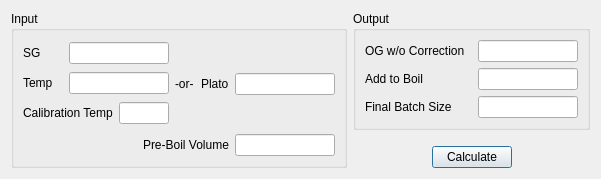
Before: the Qt Designer form ui/ogAdjuster.ui in Brewtarget/brewtarget, drawn with Qt 5.
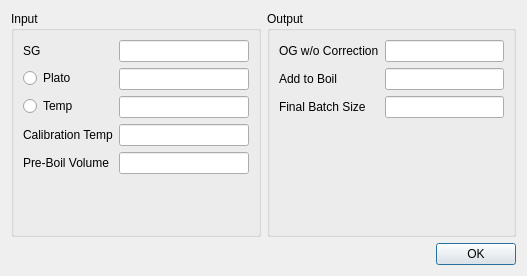
After: the same form once the commit is applied. Custom widgets are drawn as their Qt base class.

Diff of the .ui file:
```diff
--- a/ui/ogAdjuster.ui
+++ b/ui/ogAdjuster.ui
@@ -6,14 +6,16 @@
    <rect>
     <x>0</x>
     <y>0</y>
-    <width>601</width>
-    <height>179</height>
+    <width>527</width>
+    <height>276</height>
    </rect>
   </property>
   <property name="windowTitle">
    <string>Adjust Volume to Hit OG</string>
   </property>
-  <layout class="QHBoxLayout" name="horizontalLayout_11">
+  <layout class="QVBoxLayout" name="verticalLayout">
+   <item>
+    <layout class="QHBoxLayout" name="horizontalLayout">
    <item>
     <widget class="QGroupBox" name="groupBox">
      <property name="title">
@@ -22,14 +24,8 @@
      <property name="configSection" stdset="0">
       <string notr="true">ogAdjuster</string>
      </property>
-     <layout class="QVBoxLayout" name="verticalLayout_6">
-      <item>
-       <layout class="QHBoxLayout" name="horizontalLayout_9">
-        <item>
-         <layout class="QVBoxLayout" name="verticalLayout">
-          <item>
-           <layout class="QHBoxLayout" name="horizontalLayout_2">
-            <item>
+       <layout class="QFormLayout" name="formLayout">
+        <item row="0" column="0">
              <widget class="QLabel" name="label_sg">
               <property name="sizePolicy">
                <sizepolicy hsizetype="Expanding" vsizetype="Preferred">
@@ -45,10 +41,10 @@
               </property>
              </widget>
             </item>
-            <item>
+        <item row="0" column="1">
              <widget class="BtDensityEdit" name="lineEdit_sg">
               <property name="sizePolicy">
-               <sizepolicy hsizetype="Fixed" vsizetype="Fixed">
+           <sizepolicy hsizetype="Expanding" vsizetype="Fixed">
                 <horstretch>0</horstretch>
                 <verstretch>0</verstretch>
                </sizepolicy>
@@ -61,7 +57,7 @@
               </property>
               <property name="maximumSize">
                <size>
-                <width>100</width>
+            <width>16777215</width>
                 <height>16777215</height>
                </size>
               </property>
@@ -70,33 +66,55 @@
               </property>
              </widget>
             </item>
-           </layout>
-          </item>
-          <item>
-           <layout class="QHBoxLayout" name="horizontalLayout">
-            <item>
-             <widget class="BtTemperatureLabel" name="label_temp">
+        <item row="1" column="0">
+         <widget class="QRadioButton" name="radioButton_plato">
+          <property name="text">
+           <string>Plato</string>
+          </property>
+         </widget>
+        </item>
+        <item row="1" column="1">
+         <widget class="BtDensityEdit" name="lineEdit_plato">
               <property name="sizePolicy">
-               <sizepolicy hsizetype="Expanding" vsizetype="Preferred">
+           <sizepolicy hsizetype="Expanding" vsizetype="Fixed">
                 <horstretch>0</horstretch>
                 <verstretch>0</verstretch>
                </sizepolicy>
               </property>
-              <property name="contextMenuPolicy">
-               <enum>Qt::CustomContextMenu</enum>
-              </property>
+          <property name="minimumSize">
+           <size>
+            <width>100</width>
+            <height>0</height>
+           </size>
+          </property>
+          <property name="maximumSize">
+           <size>
+            <width>16777215</width>
+            <height>16777215</height>
+           </size>
+          </property>
+          <property name="toolTip">
+           <string>Plato (percent by mass of equivalent sucrose)</string>
+          </property>
+          <property name="editField" stdset="0">
+           <string notr="true">plato</string>
+          </property>
+          <property name="forcedUnit" stdset="0">
+           <string notr="true">displayPlato</string>
+          </property>
+         </widget>
+        </item>
+        <item row="2" column="0">
+         <widget class="QRadioButton" name="radioButton_temp">
               <property name="text">
                <string>Temp</string>
               </property>
-              <property name="buddy">
-               <cstring>lineEdit_temp</cstring>
-              </property>
-             </widget>
-            </item>
-            <item>
+         </widget>
+        </item>
+        <item row="2" column="1">
              <widget class="BtTemperatureEdit" name="lineEdit_temp">
               <property name="sizePolicy">
-               <sizepolicy hsizetype="Fixed" vsizetype="Fixed">
+           <sizepolicy hsizetype="Expanding" vsizetype="Fixed">
                 <horstretch>0</horstretch>
                 <verstretch>0</verstretch>
                </sizepolicy>
@@ -109,7 +127,7 @@
               </property>
               <property name="maximumSize">
                <size>
-                <width>100</width>
+            <width>16777215</width>
                 <height>16777215</height>
                </size>
               </property>
@@ -121,11 +139,7 @@
               </property>
              </widget>
             </item>
-           </layout>
-          </item>
-          <item>
-           <layout class="QHBoxLayout" name="horizontalLayout_3">
-            <item>
+        <item row="3" column="0">
              <widget class="BtTemperatureLabel" name="label_calTemp">
               <property name="contextMenuPolicy">
                <enum>Qt::CustomContextMenu</enum>
@@ -138,17 +152,17 @@
               </property>
              </widget>
             </item>
-            <item>
+        <item row="3" column="1">
              <widget class="BtTemperatureEdit" name="lineEdit_calTemp">
               <property name="sizePolicy">
-               <sizepolicy hsizetype="Fixed" vsizetype="Fixed">
+           <sizepolicy hsizetype="Expanding" vsizetype="Fixed">
                 <horstretch>0</horstretch>
                 <verstretch>0</verstretch>
                </sizepolicy>
               </property>
               <property name="maximumSize">
                <size>
-                <width>50</width>
+            <width>16777215</width>
                 <height>16777215</height>
                </size>
               </property>
@@ -160,143 +174,7 @@
               </property>
              </widget>
             </item>
-           </layout>
-          </item>
-         </layout>
-        </item>
-        <item>
-         <layout class="QVBoxLayout" name="verticalLayout_4">
-          <item>
-           <spacer name="verticalSpacer">
-            <property name="orientation">
-             <enum>Qt::Vertical</enum>
-            </property>
-            <property name="sizeHint" stdset="0">
-             <size>
-              <width>20</width>
-              <height>40</height>
-             </size>
-            </property>
-           </spacer>
-          </item>
-          <item>
-           <widget class="QLabel" name="label_3">
-            <property name="text">
-             <string>-or-</string>
-            </property>
-           </widget>
-          </item>
-          <item>
-           <spacer name="verticalSpacer_3">
-            <property name="orientation">
-             <enum>Qt::Vertical</enum>
-            </property>
-            <property name="sizeHint" stdset="0">
-             <size>
-              <width>20</width>
-              <height>40</height>
-             </size>
-            </property>
-           </spacer>
-          </item>
-         </layout>
-        </item>
-        <item>
-         <layout class="QVBoxLayout" name="verticalLayout_5">
-          <item>
-           <spacer name="verticalSpacer_4">
-            <property name="orientation">
-             <enum>Qt::Vertical</enum>
-            </property>
-            <property name="sizeHint" stdset="0">
-             <size>
-              <width>20</width>
-              <height>40</height>
-             </size>
-            </property>
-           </spacer>
-          </item>
-          <item>
-           <layout class="QHBoxLayout" name="horizontalLayout_4">
-            <item>
-             <widget class="QLabel" name="label_plato">
-              <property name="sizePolicy">
-               <sizepolicy hsizetype="Preferred" vsizetype="Preferred">
-                <horstretch>0</horstretch>
-                <verstretch>0</verstretch>
-               </sizepolicy>
-              </property>
-              <property name="text">
-               <string>Plato</string>
-              </property>
-             </widget>
-            </item>
-            <item>
-             <widget class="BtDensityEdit" name="lineEdit_plato">
-              <property name="sizePolicy">
-               <sizepolicy hsizetype="Fixed" vsizetype="Fixed">
-                <horstretch>0</horstretch>
-                <verstretch>0</verstretch>
-               </sizepolicy>
-              </property>
-              <property name="minimumSize">
-               <size>
-                <width>100</width>
-                <height>0</height>
-               </size>
-              </property>
-              <property name="maximumSize">
-               <size>
-                <width>100</width>
-                <height>16777215</height>
-               </size>
-              </property>
-              <property name="toolTip">
-               <string>Plato (percent by mass of equivalent sucrose)</string>
-              </property>
-              <property name="editField" stdset="0">
-               <string notr="true">plato</string>
-              </property>
-              <property name="forcedUnit" stdset="0">
-               <string notr="true">displayPlato</string>
-              </property>
-             </widget>
-            </item>
-           </layout>
-          </item>
-          <item>
-           <spacer name="verticalSpacer_5">
-            <property name="orientation">
-             <enum>Qt::Vertical</enum>
-            </property>
-            <property name="sizeHint" stdset="0">
-             <size>
-              <width>20</width>
-              <height>40</height>
-             </size>
-            </property>
-           </spacer>
-          </item>
-         </layout>
-        </item>
-       </layout>
-      </item>
-      <item>
-       <layout class="QHBoxLayout" name="horizontalLayout_5">
-        <item>
-         <spacer name="horizontalSpacer">
-          <property name="orientation">
-           <enum>Qt::Horizontal</enum>
-          </property>
-          <property name="sizeHint" stdset="0">
-           <size>
-            <width>40</width>
-            <height>20</height>
-           </size>
-          </property>
-         </spacer>
-        </item>
-        <item>
+        <item row="4" column="0">
          <widget class="BtVolumeLabel" name="label_volume">
           <property name="contextMenuPolicy">
            <enum>Qt::CustomContextMenu</enum>
@@ -309,10 +187,10 @@
           </property>
          </widget>
         </item>
-        <item>
+        <item row="4" column="1">
          <widget class="BtVolumeEdit" name="lineEdit_volume">
           <property name="sizePolicy">
-           <sizepolicy hsizetype="Fixed" vsizetype="Fixed">
+           <sizepolicy hsizetype="Expanding" vsizetype="Fixed">
             <horstretch>0</horstretch>
             <verstretch>0</verstretch>
            </sizepolicy>
@@ -325,7 +203,7 @@
           </property>
           <property name="maximumSize">
            <size>
-            <width>100</width>
+            <width>16777215</width>
             <height>16777215</height>
            </size>
           </property>
@@ -338,37 +216,18 @@
          </widget>
         </item>
        </layout>
-      </item>
-     </layout>
-    </widget>
-   </item>
-   <item>
-    <layout class="QVBoxLayout" name="verticalLayout_3">
+      </widget>
+     </item>
      <item>
       <widget class="QGroupBox" name="groupBox_2">
        <property name="title">
         <string>Output</string>
        </property>
-       <layout class="QVBoxLayout" name="verticalLayout_2">
-        <item>
-         <layout class="QHBoxLayout" name="horizontalLayout_6">
-          <item>
-           <widget class="QLabel" name="label_og">
-            <property name="sizePolicy">
-             <sizepolicy hsizetype="Expanding" vsizetype="Preferred">
-              <horstretch>0</horstretch>
-              <verstretch>0</verstretch>
-             </sizepolicy>
-            </property>
-            <property name="text">
-             <string>OG w/o Correction</string>
-            </property>
-           </widget>
-          </item>
-          <item>
+       <layout class="QFormLayout" name="formLayout_2">
+        <item row="0" column="1">
            <widget class="BtDensityEdit" name="lineEdit_og">
             <property name="sizePolicy">
-             <sizepolicy hsizetype="Fixed" vsizetype="Fixed">
+           <sizepolicy hsizetype="Expanding" vsizetype="Fixed">
               <horstretch>0</horstretch>
               <verstretch>0</verstretch>
              </sizepolicy>
@@ -381,7 +240,7 @@
             </property>
             <property name="maximumSize">
              <size>
-              <width>100</width>
+            <width>16777215</width>
               <height>16777215</height>
              </size>
             </property>
@@ -393,11 +252,20 @@
             </property>
            </widget>
           </item>
-         </layout>
+        <item row="0" column="0">
+         <widget class="QLabel" name="label_og">
+          <property name="sizePolicy">
+           <sizepolicy hsizetype="Expanding" vsizetype="Preferred">
+            <horstretch>0</horstretch>
+            <verstretch>0</verstretch>
+           </sizepolicy>
+          </property>
+          <property name="text">
+           <string>OG w/o Correction</string>
+          </property>
+         </widget>
         </item>
-        <item>
-         <layout class="QHBoxLayout" name="horizontalLayout_7">
-          <item>
+        <item row="1" column="0">
            <widget class="BtVolumeLabel" name="label_add">
             <property name="sizePolicy">
              <sizepolicy hsizetype="Expanding" vsizetype="Preferred">
@@ -416,10 +284,10 @@
             </property>
            </widget>
           </item>
-          <item>
+        <item row="1" column="1">
            <widget class="BtVolumeEdit" name="lineEdit_add">
             <property name="sizePolicy">
-             <sizepolicy hsizetype="Fixed" vsizetype="Fixed">
+           <sizepolicy hsizetype="Expanding" vsizetype="Fixed">
               <horstretch>0</horstretch>
               <verstretch>0</verstretch>
              </sizepolicy>
@@ -432,7 +300,7 @@
             </property>
             <property name="maximumSize">
              <size>
-              <width>100</width>
+            <width>16777215</width>
               <height>16777215</height>
              </size>
             </property>
@@ -447,11 +315,7 @@
             </property>
            </widget>
           </item>
-         </layout>
-        </item>
-        <item>
-         <layout class="QHBoxLayout" name="horizontalLayout_8">
-          <item>
+        <item row="2" column="0">
            <widget class="BtVolumeLabel" name="label_batchsize">
             <property name="sizePolicy">
              <sizepolicy hsizetype="Expanding" vsizetype="Preferred">
@@ -470,10 +334,10 @@
             </property>
            </widget>
           </item>
-          <item>
+        <item row="2" column="1">
            <widget class="BtVolumeEdit" name="lineEdit_batchSize">
             <property name="sizePolicy">
-             <sizepolicy hsizetype="Fixed" vsizetype="Fixed">
+           <sizepolicy hsizetype="Expanding" vsizetype="Fixed">
               <horstretch>0</horstretch>
               <verstretch>0</verstretch>
              </sizepolicy>
@@ -486,7 +350,7 @@
             </property>
             <property name="maximumSize">
              <size>
-              <width>100</width>
+            <width>16777215</width>
               <height>16777215</height>
              </size>
             </property>
@@ -502,74 +366,28 @@
            </widget>
           </item>
          </layout>
-        </item>
-       </layout>
-      </widget>
+      </widget>
+     </item>
+    </layout>
      </item>
      <item>
-      <spacer name="verticalSpacer_2">
-       <property name="orientation">
-        <enum>Qt::Vertical</enum>
-       </property>
-       <property name="sizeHint" stdset="0">
-        <size>
-         <width>20</width>
-         <height>40</height>
-        </size>
-       </property>
-      </spacer>
-     </item>
-     <item>
-      <layout class="QHBoxLayout" name="horizontalLayout_10">
-       <item>
-        <spacer name="horizontalSpacer_5">
-         <property name="orientation">
-          <enum>Qt::Horizontal</enum>
-         </property>
-         <property name="sizeHint" stdset="0">
-          <size>
-           <width>40</width>
-           <height>20</height>
-          </size>
-         </property>
-        </spacer>
-       </item>
-       <item>
-        <widget class="QPushButton" name="pushButton_calculate">
-         <property name="toolTip">
-          <string>Calculate</string>
-         </property>
-         <property name="text">
-          <string>Calculate</string>
-         </property>
-         <property name="autoDefault">
-          <bool>false</bool>
-         </property>
-         <property name="default">
-          <bool>true</bool>
-         </property>
-        </widget>
-       </item>
-       <item>
-        <spacer name="horizontalSpacer_6">
-         <property name="orientation">
-          <enum>Qt::Horizontal</enum>
-         </property>
-         <property name="sizeHint" stdset="0">
-          <size>
-           <width>40</width>
-           <height>20</height>
-          </size>
-         </property>
-        </spacer>
-       </item>
-      </layout>
-     </item>
-    </layout>
+    <widget class="QDialogButtonBox" name="buttonBox">
+     <property name="standardButtons">
+      <set>QDialogButtonBox::Ok</set>
+     </property>
+    </widget>
    </item>
   </layout>
  </widget>
  <customwidgets>
+  <customwidget>
+   <class>BtDensityEdit</class>
+   <extends>QLineEdit</extends>
+   <header>BtLineEdit.h</header>
+   <slots>
+    <slot>lineChanged(Unit::unitDisplay,Unit::unitScale)</slot>
+   </slots>
+  </customwidget>
   <customwidget>
    <class>BtTemperatureEdit</class>
    <extends>QLineEdit</extends>
@@ -602,14 +420,6 @@
     <slot>lineChanged(Unit::unitDisplay,Unit::unitScale)</slot>
    </slots>
   </customwidget>
-  <customwidget>
-   <class>BtDensityEdit</class>
-   <extends>QLineEdit</extends>
-   <header>BtLineEdit.h</header>
-   <slots>
-    <slot>lineChanged(Unit::unitDisplay,Unit::unitScale)</slot>
-   </slots>
-  </customwidget>
  </customwidgets>
  <resources/>
  <connections>
```
Left out of the diff: 16 changed lines with no effect on the pictures. Lines whose indentation alone changed are shown as unchanged.
